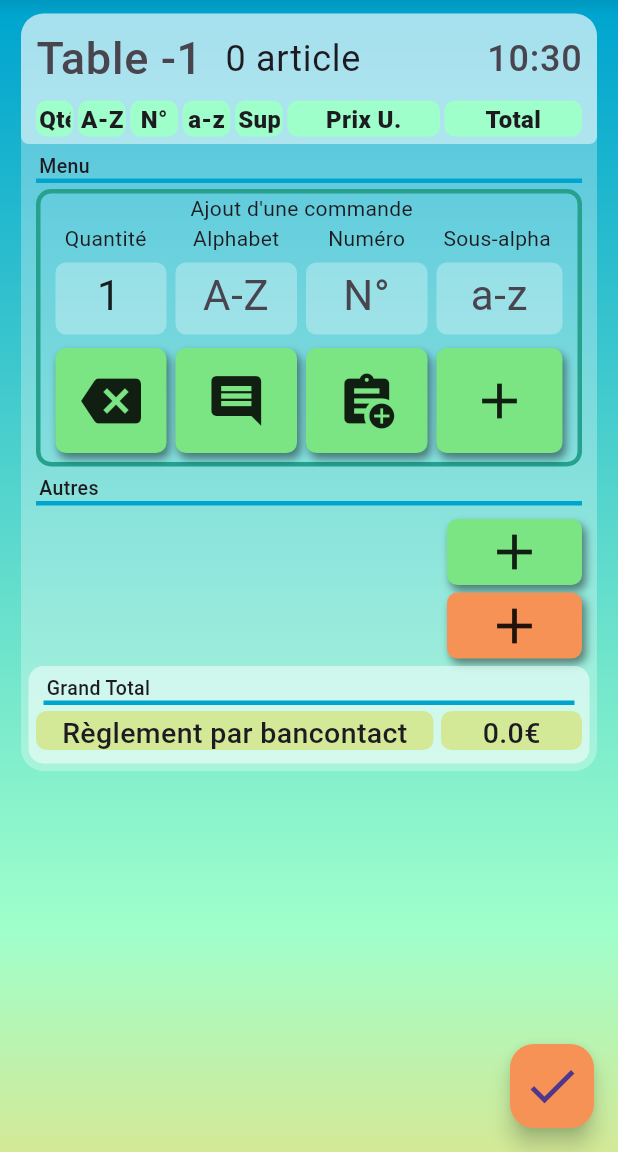
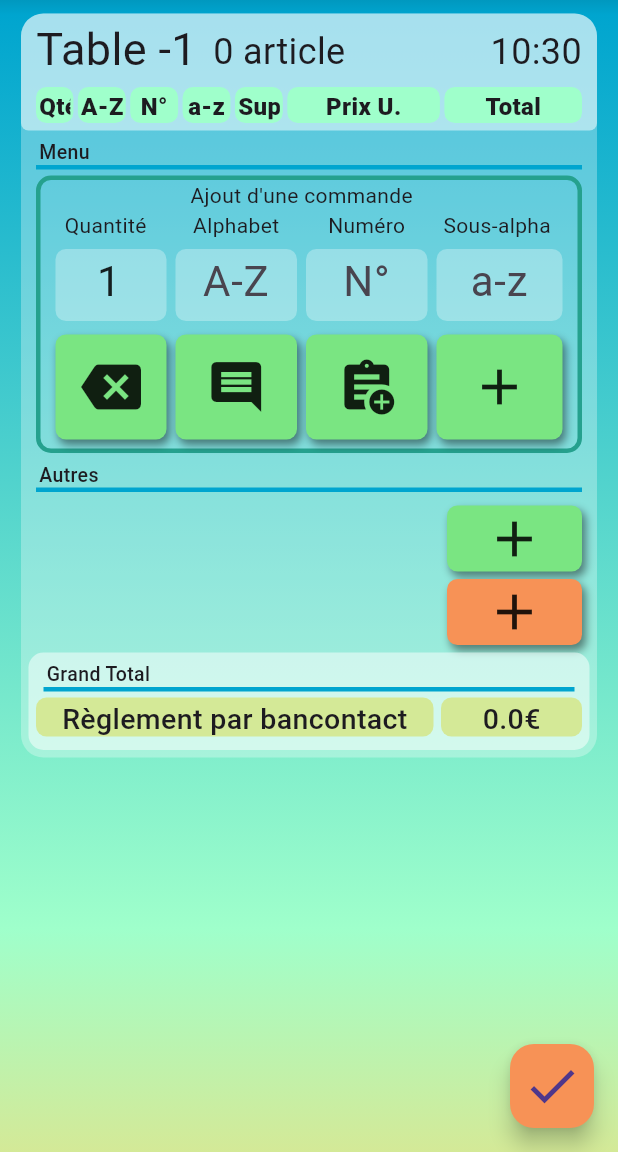
Before and after one commit to Droledami/ti_quai, a Flutter app: the EditOrAddOrderScreen screen opened directly with empty values, after a tap on the "add" icon, on a phone screen of 412 x 824 dp, the part 84-1236 px from its top. Run offline on Flutter 3.47's test engine with Material 3 defaults, Android fonts, the phone set to English and light mode, and no system bars; our stand-ins replace cloud_firestore, firebase_core, flutter_bloc; accounts and stored records are empty.

Commit message:
Preparing article collection and management, Some changes made for compatibility with Android

```diff
--- a/lib/blocs/order/order_events.dart
+++ b/lib/blocs/order/order_events.dart
@@ -1,4 +1,4 @@
-import 'package:flutter/cupertino.dart';
+import 'package:flutter/material.dart';
 
 import '../../models/CustomerOrder.dart';
 
--- a/lib/blocs/order/order_states.dart
+++ b/lib/blocs/order/order_states.dart
@@ -1,4 +1,4 @@
-import 'package:flutter/cupertino.dart';
+import 'package:flutter/material.dart';
 
 import '../../models/CustomerOrder.dart';
 
--- a/lib/custom_widgets/EntryBox.dart
+++ b/lib/custom_widgets/EntryBox.dart
@@ -1,4 +1,7 @@
+import 'dart:io';
+
 import 'package:flutter/material.dart';
+import 'package:flutter/services.dart';
 
 import '../enums/EntryType.dart';
 import '../functions/functions.dart';
@@ -48,24 +51,30 @@ class EntryBox extends StatelessWidget {
             bottom: marginBottom,
             right: marginRight,
             left: marginLeft),
+        child: Center(
           child: Container(
             decoration: BoxDecoration(
                 color: customColors.cardQuarterTransparency,
                 borderRadius: BorderRadius.circular(7)),
             child: TextFormField(
+              inputFormatters: [
+                FilteringTextInputFormatter.allow(RegExp(r"[0-9-€,.]"))
+              ],
               validator: validator,
               maxLines: lines,
               controller: textEditingController,
               textAlign: textAlign,
               decoration: InputDecoration(
-              contentPadding: EdgeInsets.only(left: 5, right: 5, bottom: orderEntryType == OrderEntry.tableNumber? 13 : 5),
+                alignLabelWithHint: true,
+                contentPadding: EdgeInsets.only(left: 5, right: 5, bottom: 5),
                 hintText: placeholder,
                 counterText: "",
                 border: InputBorder.none,
               ),
               style: TextStyle(color: Colors.black87, fontSize: 28),
               maxLength: maxLength,
-            keyboardType: orderEntryToInputType(orderEntryType),
+              keyboardType: TextInputType.text,//orderEntryToInputType(orderEntryType), //TODO: change input check based on OS I guess...
+            ),
           ),
         ),
       ),
--- a/lib/custom_widgets/OrderHeader.dart
+++ b/lib/custom_widgets/OrderHeader.dart
@@ -45,22 +45,26 @@ class OrderHeader extends StatelessWidget {
         ),
         child: Column(
           children: [
-            ListTile(
-              contentPadding:
-                  const EdgeInsets.only(left: 10, right: 10, top: 0, bottom: 0),
-              leading: SizedBox(
-                width: isEditMode ? 135 : 110,
+            Row(
+              children: [
+                Builder(builder: (context) {
+                  return Expanded(
+                    flex: isEditMode? 2: 1,
                     child: Row(
                       children: [
-                    Text(
+                        Padding(
+                          padding: const EdgeInsets.only(left: 10, top: 7, bottom: 10),
+                          child: Text(
                             'Table ${isEditMode ? "" : tableNumber}',
                             style: TextStyle(
                               height: 1,
                               fontSize: 30,
                             ),
                           ),
-                    Builder(builder: (context) {
-                      if (isEditMode) {
+                        ),
+                    Builder(
+                      builder: (context) {
+                        if(isEditMode){
                         return EntryBox(
                           validator: (value){
                             if(value != null && RegExp(r"^[1-9][0-9]?$").hasMatch(value)){
@@ -69,34 +73,48 @@ class OrderHeader extends StatelessWidget {
                               return "Erreur N°";
                             }
                           },
+                          marginTop: 7,
+                          marginRight: 20,
                           textEditingController: textEditingController!,
                           orderEntryType: OrderEntry.tableNumber,
                           maxLength: 2,
                           placeholder: "n°",
                         );
-                      } else {
+                        }else{
                           return SizedBox.shrink();
                         }
-                    }),
+                      }
+                    ),
                       ],
                     ),
-              ),
-              title: Text(
+                  );
+                }),
+                Expanded(
+                  child: Text(
                     articleNumber > 1
                         ? "$articleNumber articles"
                         : "$articleNumber article",
+                    textAlign: TextAlign.start,
                     style: TextStyle(
                       height: 1,
                       fontSize: 24,
                     ),
                   ),
-              trailing: Text(
+                ),
+                Expanded(
+                  child: Padding(
+                    padding: const EdgeInsets.only(right: 10, top:10, bottom:10),
+                    child: Text(
                       orderTime,
+                      textAlign: TextAlign.end,
                       style: TextStyle(
                         height: 1,
                         fontSize: 24,
                       ),
                     ),
+                  ),
+                ),
+              ]
             ),
             Row(
               children: [
--- a/lib/models/Article.dart
+++ b/lib/models/Article.dart
@@ -1,6 +1,7 @@
 import 'package:ti_quai/enums/ArticleType.dart';
 
 class Article {
+  static const String keyId = "id";
   static const String keyAlpha = "alpha";
   static const String keyNumber = "number";
   static const String keySubAlpha = "subAlpha";
@@ -9,6 +10,7 @@ class Article {
   static const String keyPrice = "price";
 
   Article._({
+    this.id = "firebaseDefined",
     required this.alpha,
     required this.number,
     required this.subAlpha,
@@ -17,9 +19,10 @@ class Article {
     required this.price,
   });
 
-  Article.empty({required this.type}) : alpha = "", number = -1, subAlpha="", name="", price=-1;
+  Article.empty({this.id = "toBeDefined", required this.type}) : alpha = "", number = -1, subAlpha="", name="", price=-1;
 
   Article.menu({
+    this.id = "firebaseDefined",
     required this.alpha,
     required this.number,
     required this.subAlpha,
@@ -27,12 +30,13 @@ class Article {
     required this.price,
   }) : type = ArticleType.menu;
 
-  Article.other({required this.name, required this.price})
+  Article.other({this.id = "firebaseDefined", required this.name, required this.price})
       : alpha = "",
         number = 0,
         subAlpha = "",
         type = ArticleType.other;
 
+  String id; //For firebase
   String alpha;
   int number;
   String subAlpha;
```
Also changed, not shown: lib/blocs/article/article_bloc.dart (added, +51 -0 lines), lib/blocs/article/article_events.dart (added, +26 -0 lines), lib/blocs/article/article_states.dart (added, +46 -0 lines), lib/custom_widgets/OrderToEditOrAdd.dart (+8 -0 lines), lib/custom_widgets/QuaiDrawer.dart (+6 -2 lines), lib/firestore/firestore_service.dart (+62 -12 lines), lib/main.dart (+55 -56 lines), 1 other file. Lines whose indentation alone changed are shown as unchanged.
